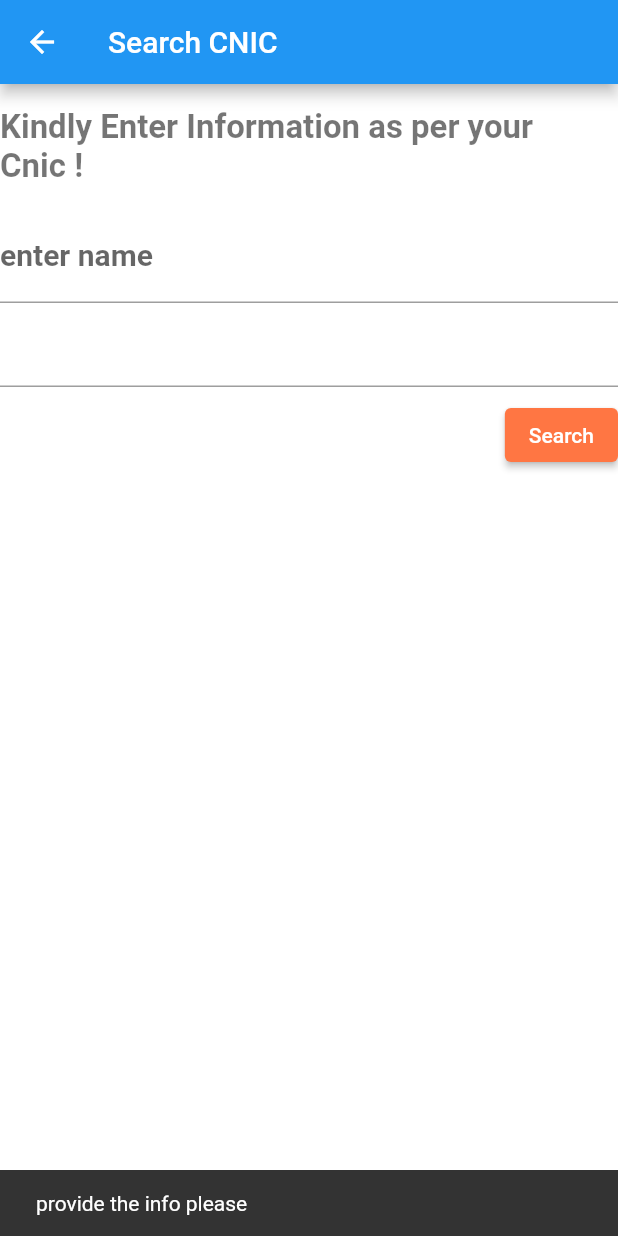
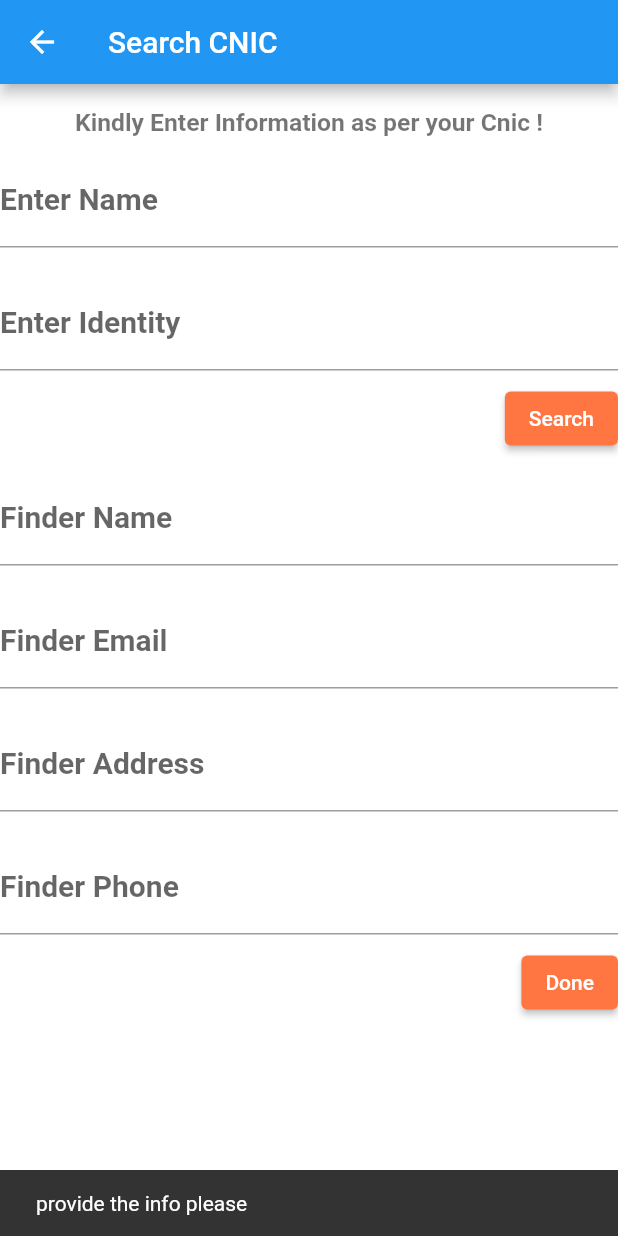
Before and after one commit to iHamza7/Last-year-Project, a Flutter app: the CnicFind screen opened by its route, after a tap on "Search", on a phone screen of 412 x 824 dp. Run offline on Flutter 3.47's test engine with Material 2 defaults, Android fonts, the phone set to English and light mode, and no system bars; our stand-ins replace cloud_firestore, firebase_core, image_picker; missing offline and left inert: pakistan_cnic; accounts and stored records are empty.

Commit message:
lib changed

```diff
--- a/lib/cnic_findupload/cnic_find.dart
+++ b/lib/cnic_findupload/cnic_find.dart
@@ -1,6 +1,9 @@
 import 'package:flutter/material.dart';
 
+import '../owner/own_docs.dart';
 import '../size_config.dart';
+import 'cnic_helper.dart';
+import 'text_field.dart';
 
 class CnicFind extends StatefulWidget {
   const CnicFind({Key? key}) : super(key: key);
@@ -11,67 +14,95 @@ class CnicFind extends StatefulWidget {
 }
 
 class _CnicFindState extends State<CnicFind> {
+  TextEditingController ownerNumber = TextEditingController();
   TextEditingController ownerName = TextEditingController();
-  TextEditingController ownerNam = TextEditingController();
+  TextEditingController finderName = TextEditingController();
+  TextEditingController finderAddress = TextEditingController();
+  TextEditingController finderEmail = TextEditingController();
+  TextEditingController finderPhone = TextEditingController();
+
+  @override
+  void dispose() {
+    ownerName.dispose();
+    ownerNumber.dispose();
+    finderName.dispose();
+    finderEmail.dispose();
+    finderAddress.dispose();
+    finderPhone.dispose();
+    super.dispose();
+  }
+
   @override
   Widget build(BuildContext context) {
     return Scaffold(
       appBar: AppBar(
         title: const Text("Search CNIC"),
       ),
-      body: Column(
-        children: [
+      body: SingleChildScrollView(
+        child: SafeArea(
+          child: Column(children: [
             const SizedBox(
               height: 16,
             ),
             Text(
               "Kindly Enter Information as per your Cnic !",
               style: TextStyle(
-              fontSize: getProportionateScreenWidth(20),
+                fontSize: getProportionateScreenWidth(15),
                 fontWeight: FontWeight.bold,
                 color: Colors.black54,
               ),
             ),
             const SizedBox(
-            height: 16,
+              height: 12,
             ),
-          Padding(
-            padding: const EdgeInsets.only(bottom: 8.0),
-            child: TextField(
-              controller: ownerName,
-              decoration: const InputDecoration(
-                labelText: "enter name",
-                labelStyle:
-                    TextStyle(fontWeight: FontWeight.bold, fontSize: 20),
-                fillColor: Colors.white,
-                focusedBorder: OutlineInputBorder(
-                  borderSide: BorderSide(
-                    color: Colors.black,
-                    width: 2.0,
+            TextInputField("Enter Name ", ownerName),
+            const SizedBox(
+              height: 12,
             ),
+            TextInputField("Enter Identity ", ownerNumber),
+            Row(
+              mainAxisAlignment: MainAxisAlignment.end,
+              crossAxisAlignment: CrossAxisAlignment.start,
+              children: [
+                ElevatedButton(
+                  style: ElevatedButton.styleFrom(
+                    backgroundColor: const Color(0XFFFF7643),
                   ),
+                  onPressed: () async {
+                    if (ownerNumber.text.isEmpty) {
+                      ScaffoldMessenger.of(context).showSnackBar(const SnackBar(
+                          content: Text("provide the info please")));
+                      return;
+                    } else if (ownerNumber.text.isNotEmpty) {
+                      var dataShot = await FirestoreHelper()
+                          .retrieveData(ownerNumber.text.trim());
+                      finderName.text = dataShot['FinderName'];
+                      finderEmail.text = dataShot['FinderEmail'];
+                      finderAddress.text = dataShot['FinderAddress'];
+                      finderPhone.text = dataShot['FinderPhone'];
+                    } else {}
+                  },
+                  child: const Text('Search'),
                 ),
+              ],
             ),
+            const SizedBox(
+              height: 12,
             ),
-          Padding(
-            padding: const EdgeInsets.only(bottom: 8.0),
-            child: TextField(
-              controller: ownerNam,
-              decoration: const InputDecoration(
-                labelStyle:
-                    TextStyle(fontWeight: FontWeight.bold, fontSize: 20),
-                fillColor: Colors.white,
-                focusedBorder: OutlineInputBorder(
-                  borderSide: BorderSide(
-                    color: Colors.black,
-                    width: 2.0,
+            TextInputField("Finder Name ", finderName),
+            const SizedBox(
+              height: 12,
             ),
+            TextInputField("Finder Email ", finderEmail),
+            const SizedBox(
+              height: 12,
             ),
+            TextInputField("Finder Address ", finderAddress),
+            const SizedBox(
+              height: 12,
             ),
-            ),
-          ),
-          Expanded(
-            child: Row(
+            TextInputField("Finder Phone ", finderPhone),
+            Row(
               mainAxisAlignment: MainAxisAlignment.end,
               crossAxisAlignment: CrossAxisAlignment.start,
               children: [
@@ -80,18 +111,17 @@ class _CnicFindState extends State<CnicFind> {
                     backgroundColor: const Color(0XFFFF7643),
                   ),
                   onPressed: () {
-                    if (ownerName.text.isEmpty) {
-                      ScaffoldMessenger.of(context).showSnackBar(const SnackBar(
-                          content: Text("provide the info please")));
-                      return;
-                    }
+                    Navigator.pushReplacement(
+                        context,
+                        MaterialPageRoute(
+                            builder: (context) => const OwnDocs()));
                   },
-                  child: const Text('Search'),
+                  child: const Text('Done'),
                 ),
               ],
             ),
+          ]),
         ),
-        ],
       ),
     );
   }
```
Lines whose indentation alone changed are shown as unchanged.
